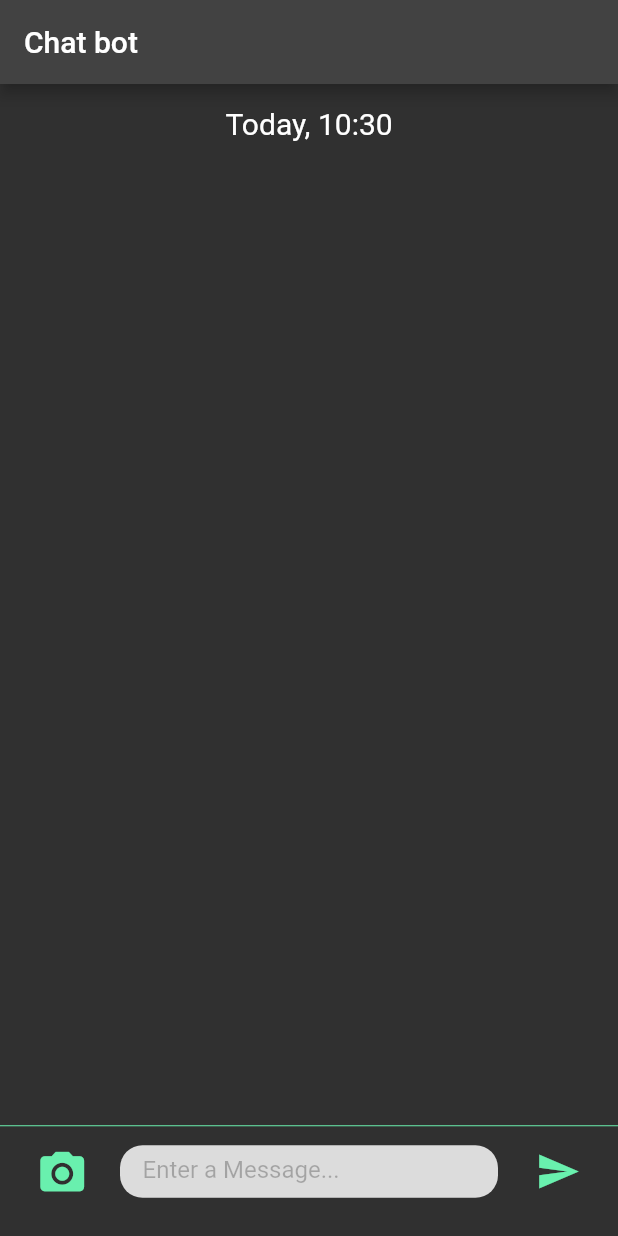
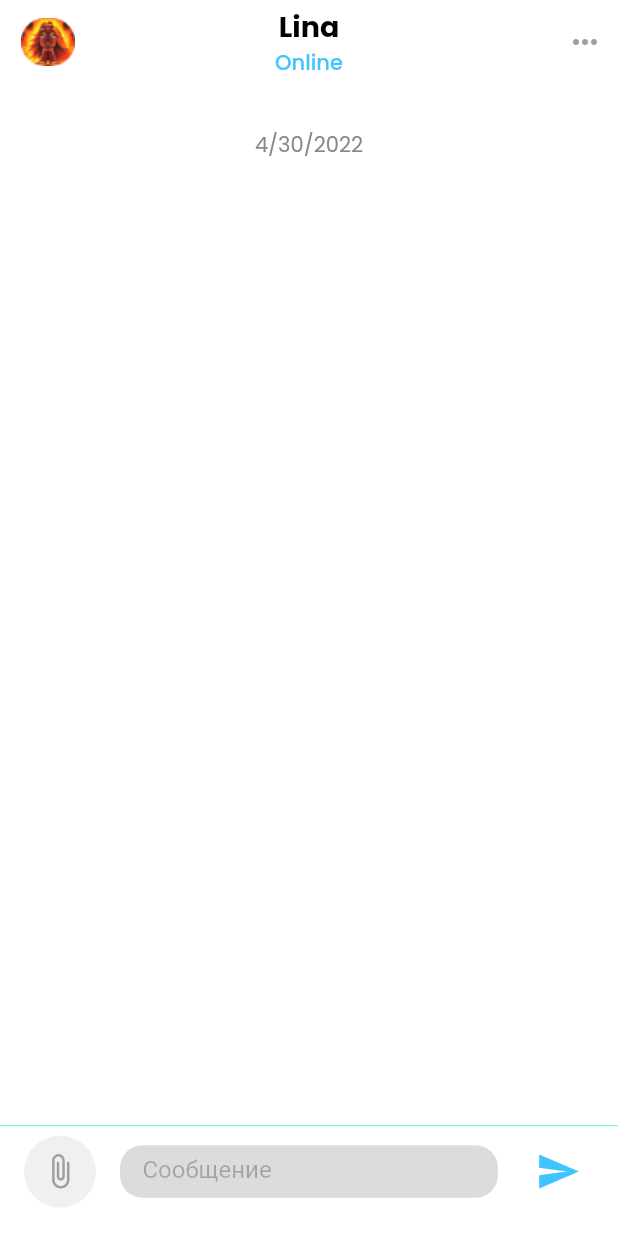
Before and after one commit to ivgl-ops/Lina-Chatbot-App, a Flutter app: the screen it shows after launch, on a phone screen of 412 x 824 dp. Run offline on Flutter 3.47's test engine with Material 2 defaults, Android fonts, the phone set to English and light mode, and no system bars; our stand-ins replace bubble, google_fonts; missing offline and left inert: flutter_dialogflow.

Commit message:
Update UI Chat

```diff
--- a/lib/main.dart
+++ b/lib/main.dart
@@ -1,9 +1,10 @@
-import 'package:bubble/bubble.dart';
 import 'package:flutter/material.dart';
 import 'package:flutter_dialogflow/dialogflow_v2.dart';
+import 'package:google_fonts/google_fonts.dart';
 import 'package:intl/intl.dart';
+import 'package:bubble/bubble.dart';
 
-
+import 'chat.dart';
 
 void main() {
   runApp(MyApp());
@@ -17,19 +18,7 @@ class MyApp extends StatelessWidget {
       title: 'Flutter Demo',
       theme: ThemeData(
         brightness: Brightness.dark,
-        // This is the theme of your application.
-        //
-        // Try running your application with "flutter run". You'll see the
-        // application has a blue toolbar. Then, without quitting the app, try
-        // changing the primarySwatch below to Colors.green and then invoke
-        // "hot reload" (press "r" in the console where you ran "flutter run",
-        // or simply save your changes to "hot reload" in a Flutter IDE).
-        // Notice that the counter didn't reset back to zero; the application
-        // is not restarted.
         primarySwatch: Colors.blue,
-        // This makes the visual density adapt to the platform that you run
-        // the app on. For desktop platforms, the controls will be smaller and
-        // closer together (more dense) than on mobile platforms.
         visualDensity: VisualDensity.adaptivePlatformDensity,
       ),
       debugShowCheckedModeBanner: false,
@@ -41,15 +30,6 @@ class MyApp extends StatelessWidget {
 class MyHomePage extends StatefulWidget {
   MyHomePage({Key key, this.title}) : super(key: key);
 
-// This widget is the home page of your application. It is stateful, meaning
-// that it has a State object (defined below) that contains fields that affect
-// how it looks.
-
-// This class is the configuration for the state. It holds the values (in this
-// case the title) provided by the parent (in this case the App widget) and
-// used by the build method of the State. Fields in a Widget subclass are
-// always marked "final".
-
   final String title;
 
   @override
@@ -58,9 +38,8 @@ _MyHomePageState createState() => _MyHomePageState();
 
 class _MyHomePageState extends State<MyHomePage> {
   void response(query) async {
-    AuthGoogle authGoogle = await AuthGoogle(
-        fileJson: "assets/service.json")
-        .build();
+    AuthGoogle authGoogle =
+        await AuthGoogle(fileJson: "assets/service.json").build();
     Dialogflow dialogflow =
         Dialogflow(authGoogle: authGoogle, language: Language.russian);
     AIResponse aiResponse = await dialogflow.detectIntent(query);
@@ -71,103 +50,139 @@ class _MyHomePageState extends State<MyHomePage> {
       });
     });
 
-
     print(aiResponse.getListMessage()[0]["text"]["text"][0].toString());
   }
 
   final messageInsert = TextEditingController();
+
+  // ignore: deprecated_member_use
   List<Map> messsages = List();
+  DateTime now = DateTime.now();
 
   @override
   Widget build(BuildContext context) {
     return Scaffold(
       appBar: AppBar(
-        title: Text(
-          "Chat bot",
+        leading: ClipRRect(
+            borderRadius: BorderRadius.circular(50.0),
+            child: Padding(
+              padding: const EdgeInsets.only(left: 8),
+              child: Image.asset(
+                'assets/lina.png',
+                width: 17,
+                height: 17,
+              ),
+            )),
+        backgroundColor: Colors.white,
+        elevation: 0.0,
+        centerTitle: true,
+        actions: [
+          Padding(
+            padding: EdgeInsets.only(right: 10),
+            child: Icon(
+              Icons.more_horiz,
+              color: Colors.grey,
+            ),
+          )
+        ],
+        title: Column(children: [
+          Text(
+            "Lina",
+            style: GoogleFonts.poppins(
+                color: Colors.black, fontSize: 19, fontWeight: FontWeight.bold),
+          ),
+          GestureDetector(
+            child: Text(
+              "Online",
+              style: GoogleFonts.poppins(
+                color: Colors.lightBlueAccent,
+                fontSize: 14,
               ),
             ),
+            onTap: () {
+              print("tapped subtitle");
+            },
+          )
+        ]),
+      ),
       body: Container(
+        color: Colors.white,
         child: Column(
           children: <Widget>[
             Container(
-              padding: EdgeInsets.only(top: 15, bottom: 10),
-              child: Text("Today, ${DateFormat("Hm").format(DateTime.now())}", style: TextStyle(
-                fontSize: 20
-              ),),
+              padding: EdgeInsets.only(top: 30, bottom: 10),
+              child: Text(
+                "${DateFormat('yMd').format(now)}",
+                style: GoogleFonts.poppins(
+                  color: Color.fromARGB(255, 138, 135, 135),
+                  fontSize: 14,
+                ),
+              ),
             ),
             Flexible(
                 child: ListView.builder(
                     reverse: true,
                     itemCount: messsages.length,
-                    itemBuilder: (context, index) => chat(
+                    itemBuilder: (context, index) => Chat(
                         messsages[index]["message"].toString(),
                         messsages[index]["data"]))),
-
             SizedBox(
               height: 20,
             ),
-
             Divider(
               height: 5.0,
               color: Colors.greenAccent,
             ),
             Container(
-
-
               child: ListTile(
-
-                  leading: IconButton(
-                    icon: Icon(Icons.camera_alt, color: Colors.greenAccent, size: 35,),
+                leading: Container(
+                  decoration: BoxDecoration(
+                    color: Color.fromARGB(255, 241, 239, 239),
+                      borderRadius: BorderRadius.all(Radius.circular(100))),
+                  child: IconButton(
+                    icon: Icon(
+                      Icons.attach_file,
+                      color: Colors.grey,
+                      size: 25,
                     ),
-
+                    onPressed: () {},
+                  ),
+                ),
                 title: Container(
                   height: 35,
                   decoration: BoxDecoration(
-                      borderRadius: BorderRadius.all(Radius.circular(
-                          15)),
+                    borderRadius: BorderRadius.all(Radius.circular(15)),
                     color: Color.fromRGBO(220, 220, 220, 1),
                   ),
                   padding: EdgeInsets.only(left: 15),
                   child: TextFormField(
                     controller: messageInsert,
                     decoration: InputDecoration(
-                        hintText: "Enter a Message...",
-                        hintStyle: TextStyle(
-                            color: Colors.black26
-                        ),
+                      hintText: "Сообщение",
+                      hintStyle: TextStyle(color: Colors.black26),
                       border: InputBorder.none,
                       focusedBorder: InputBorder.none,
                       enabledBorder: InputBorder.none,
                       errorBorder: InputBorder.none,
                       disabledBorder: InputBorder.none,
                     ),
-
-                      style: TextStyle(
-                          fontSize: 16,
-                          color: Colors.black
-                      ),
-                      onChanged: (value) {
-
-                      },
+                    style: TextStyle(fontSize: 16, color: Colors.black),
+                    onChanged: (value) {},
                   ),
                 ),
-
                 trailing: IconButton(
-
                     icon: Icon(
-
                       Icons.send,
                       size: 30.0,
-                        color: Colors.greenAccent,
+                      color: Colors.lightBlueAccent,
                     ),
                     onPressed: () {
-
                       if (messageInsert.text.isEmpty) {
                         print("empty message");
                       } else {
                         setState(() {
-                            messsages.insert(0,
-                                {"data": 1, "message": messageInsert.text});
+                          messsages.insert(
+                              0, {"data": 1, "message": messageInsert.text});
                         });
                         response(messageInsert.text);
                         messageInsert.clear();
@@ -177,11 +192,8 @@ class _MyHomePageState extends State<MyHomePage> {
                         currentFocus.unfocus();
                       }
                     }),
-
               ),
-
             ),
-
             SizedBox(
               height: 15.0,
             )
@@ -190,66 +202,4 @@ class _MyHomePageState extends State<MyHomePage> {
       ),
     );
   }
-
-  //for better one i have use the bubble package check out the pubspec.yaml
-
-  Widget chat(String message, int data) {
-    return Container(
-      padding: EdgeInsets.only(left: 20, right: 20),
-
-      child: Row(
-          mainAxisAlignment: data == 1 ? MainAxisAlignment.end : MainAxisAlignment.start,
-          children: [
-
-            data == 0 ? Container(
-              height: 60,
-              width: 60,
-              child: CircleAvatar(
-                backgroundImage: AssetImage("assets/robot.jpg"),
-              ),
-            ) : Container(),
-
-        Padding(
-        padding: EdgeInsets.all(10.0),
-        child: Bubble(
-            radius: Radius.circular(15.0),
-            color: data == 0 ? Color.fromRGBO(23, 157, 139, 1) : Colors.orangeAccent,
-            elevation: 0.0,
-
-            child: Padding(
-              padding: EdgeInsets.all(2.0),
-              child: Row(
-                mainAxisSize: MainAxisSize.min,
-                children: <Widget>[
-
-                  SizedBox(
-                    width: 10.0,
-                  ),
-                  Flexible(
-                      child: Container(
-                        constraints: BoxConstraints( maxWidth: 200),
-                        child: Text(
-                          message,
-                          style: TextStyle(
-                              color: Colors.white, fontWeight: FontWeight.bold),
-                        ),
-                      ))
-                ],
-              ),
-            )),
-      ),
-
-
-            data == 1? Container(
-              height: 60,
-              width: 60,
-              child: CircleAvatar(
-                backgroundImage: AssetImage("assets/default.jpg"),
-              ),
-            ) : Container(),
-
-          ],
-        ),
-    );
 }
-}
--- a/pubspec.yaml
+++ b/pubspec.yaml
@@ -17,6 +17,7 @@ dependencies:
   flutter_dialogflow: ^0.1.3
   bubble: ^1.1.9+1
   intl:
+  google_fonts: ^1.1.2
 
 
 dev_dependencies:
@@ -33,7 +34,7 @@ flutter:
     - assets/robot.jpg
     - assets/camera.png
     - assets/default.jpg
-
+    - assets/lina.png
     - assets/service.json
 
   # The following line ensures that the Material Icons font is
```
Also changed, not shown: lib/chat.dart (added, +66 -0 lines), assets/avatar-group.png (added), assets/lina.png (added), pubspec.lock. Lines whose indentation alone changed are shown as unchanged.
